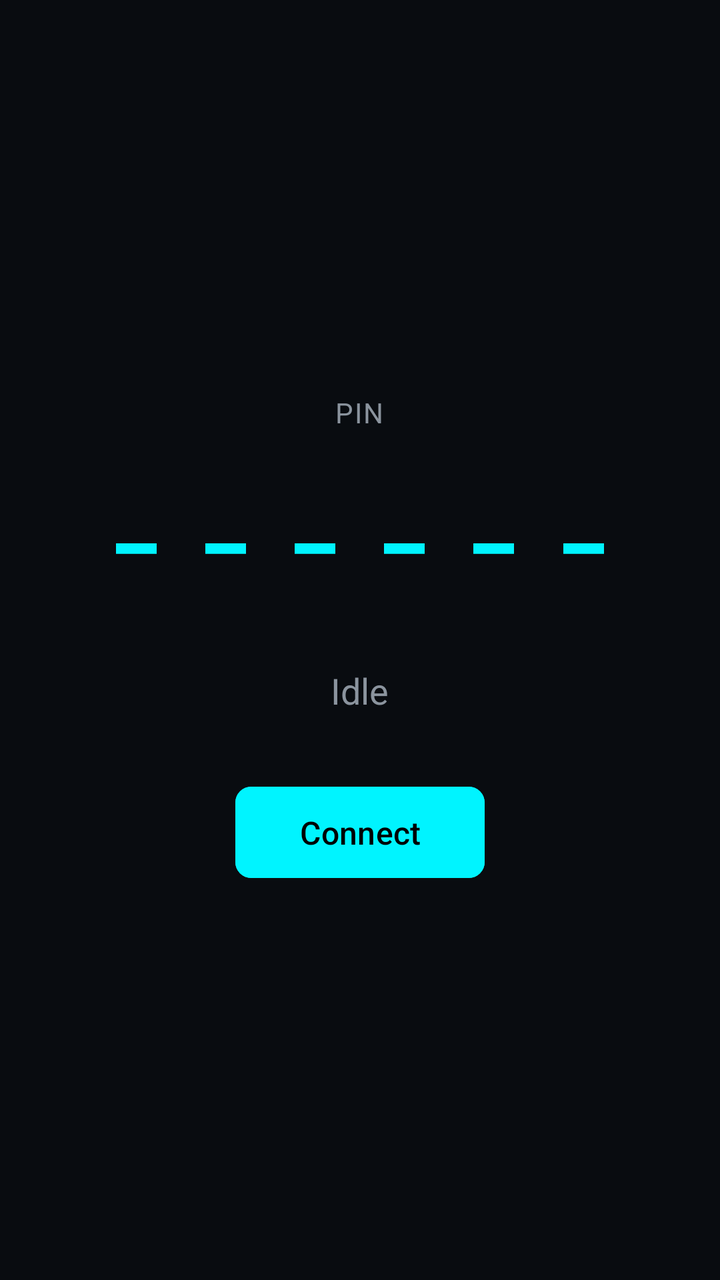
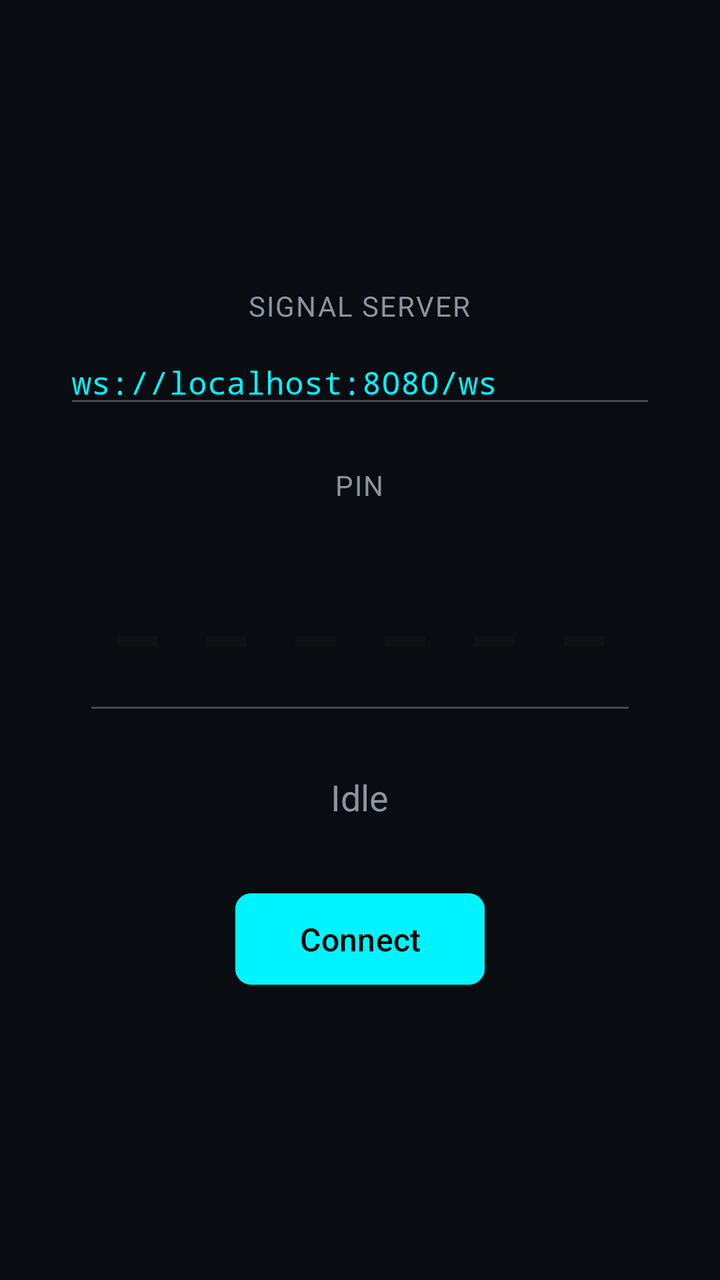

Screens rendered from an Android XML layout before and after an edit, with the pre-edit source and the edit as a unified diff.
<!-- AndroidManifest.xml: activity theme Theme.PChome -->
<!-- res/layout/activity_pin.xml -->
<?xml version="1.0" encoding="utf-8"?>
<LinearLayout xmlns:android="http://schemas.android.com/apk/res/android"
    android:layout_width="match_parent"
    android:layout_height="match_parent"
    android:orientation="vertical"
    android:gravity="center"
    android:padding="32dp"
    android:background="@color/pchome_background">

    <TextView
        android:id="@+id/pin_label"
        android:layout_width="wrap_content"
        android:layout_height="wrap_content"
        android:text="PIN"
        android:textColor="@color/pchome_text_primary"
        android:textSize="14sp"
        android:letterSpacing="0.05"
        android:layout_marginBottom="8dp" />

    <TextView
        android:id="@+id/pin"
        android:layout_width="wrap_content"
        android:layout_height="wrap_content"
        android:text="------"
        android:textColor="@color/pchome_cyan"
        android:textSize="64sp"
        android:fontFamily="monospace"
        android:letterSpacing="0.1"
        android:layout_marginBottom="24dp" />

    <TextView
        android:id="@+id/status"
        android:layout_width="wrap_content"
        android:layout_height="wrap_content"
        android:text="Idle"
        android:textColor="@color/pchome_text_primary"
        android:textSize="18sp"
        android:layout_marginBottom="32dp" />

    <Button
        android:id="@+id/connect_button"
        android:layout_width="wrap_content"
        android:layout_height="wrap_content"
        android:text="Connect"
        android:textSize="16sp"
        android:paddingHorizontal="32dp"
        android:paddingVertical="12dp"
        style="@style/PChomeButton" />

</LinearLayout>
<!-- resources referenced by this layout -->
<resources>
  <color name="pchome_background">#FF090C10</color>
  <color name="pchome_cyan">#FF00F4FF</color>
  <color name="pchome_text_primary">#FF8B949E</color>
  <style name="PChomeButton">
          <item name="android:backgroundTint">@color/pchome_cyan</item>
          <item name="android:textColor">@color/black</item>
          <item name="cornerRadius">8dp</item>
      </style>
  <style name="Theme.PChome" parent="Theme.Material3.DayNight">
          <item name="colorPrimary">@color/pchome_cyan</item>
          <item name="colorPrimaryVariant">@color/pchome_cyan</item>
          <item name="colorOnPrimary">@color/black</item>
          <item name="colorSecondary">@color/pchome_pink</item>
          <item name="colorSecondaryVariant">@color/pchome_pink</item>
          <item name="colorOnSecondary">@color/white</item>
          <item name="android:colorBackground">@color/pchome_background</item>
          <item name="colorSurface">@color/pchome_surface</item>
          <item name="colorOnSurface">@color/white</item>
          <item name="android:statusBarColor">@android:color/transparent</item>
          <item name="android:navigationBarColor">@android:color/transparent</item>
          <item name="android:windowLightStatusBar">false</item>
      </style>
  <color name="black">#FF000000</color>
  <color name="pchome_pink">#FFFF2A55</color>
  <color name="white">#FFFFFFFF</color>
  <color name="pchome_surface">#FF161B22</color>
</resources>

<!-- the commit's change to res/layout/activity_pin.xml (unified diff, before → after) -->
@@ -6,6 +6,28 @@
     android:gravity="center"
     android:padding="32dp"
     android:background="@color/pchome_background">
+
+    <TextView
+        android:id="@+id/server_label"
+        android:layout_width="wrap_content"
+        android:layout_height="wrap_content"
+        android:text="SIGNAL SERVER"
+        android:textColor="@color/pchome_text_primary"
+        android:textSize="14sp"
+        android:letterSpacing="0.05"
+        android:layout_marginBottom="8dp" />
+
+    <EditText
+        android:id="@+id/server"
+        android:layout_width="match_parent"
+        android:layout_height="wrap_content"
+        android:hint="ws://host:8080/ws"
+        android:text="ws://localhost:8080/ws"
+        android:textColor="@color/pchome_cyan"
+        android:inputType="textUri"
+        android:textSize="16sp"
+        android:fontFamily="monospace"
+        android:layout_marginBottom="24dp" />
 
     <TextView
         android:id="@+id/pin_label"
@@ -17,15 +39,18 @@
         android:letterSpacing="0.05"
         android:layout_marginBottom="8dp" />
 
-    <TextView
-        android:id="@+id/pin"
+    <EditText
+        android:id="@+id/pin_edit"
         android:layout_width="wrap_content"
         android:layout_height="wrap_content"
-        android:text="------"
+        android:hint="------"
         android:textColor="@color/pchome_cyan"
         android:textSize="64sp"
         android:fontFamily="monospace"
         android:letterSpacing="0.1"
+        android:inputType="number"
+        android:maxLength="6"
+        android:gravity="center"
         android:layout_marginBottom="24dp" />
 
     <TextView
